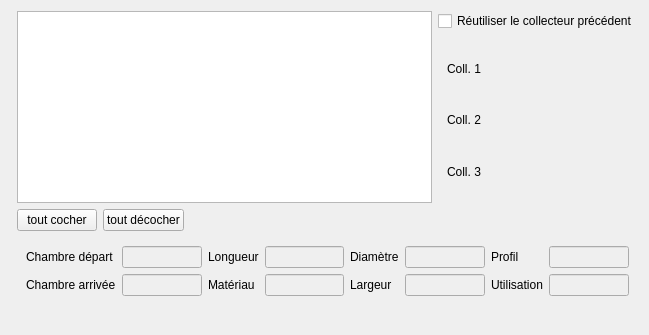
Above: wincan2qgep/ui/sectionwidget.ui from opengisch/QGIS_TEKSI_Wincan_Importer_Plugin before the change. Below: the same form after it.
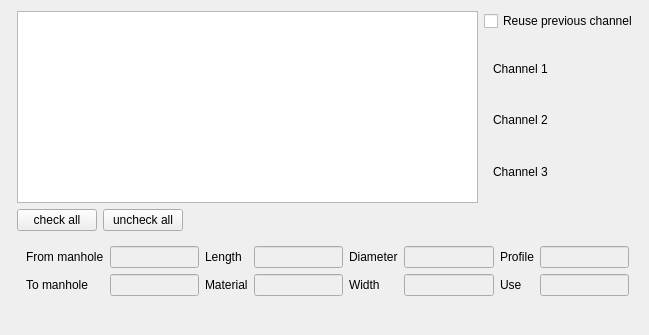
That is the form after the change. Custom widgets are drawn as their Qt base class.

What changed in the file:
```diff
--- a/wincan2qgep/ui/sectionwidget.ui
+++ b/wincan2qgep/ui/sectionwidget.ui
@@ -17,7 +17,7 @@
    <item row="3" column="2">
     <widget class="QPushButton" name="checkAllButton">
      <property name="text">
-      <string>tout cocher</string>
+      <string>check all</string>
      </property>
     </widget>
    </item>
@@ -55,7 +55,7 @@
    <item row="3" column="3">
     <widget class="QPushButton" name="uncheckAllButton">
      <property name="text">
-      <string>tout décocher</string>
+      <string>uncheck all</string>
      </property>
     </widget>
    </item>
@@ -77,14 +77,14 @@
       <item row="1" column="0">
        <widget class="QLabel" name="label_10">
         <property name="text">
-         <string>Coll. 1</string>
+         <string>Channel 1</string>
         </property>
        </widget>
       </item>
       <item row="3" column="0">
        <widget class="QLabel" name="label_12">
         <property name="text">
-         <string>Coll. 3</string>
+         <string>Channel 3</string>
         </property>
        </widget>
       </item>
@@ -94,7 +94,7 @@
       <item row="2" column="0">
        <widget class="QLabel" name="label_11">
         <property name="text">
-         <string>Coll. 2</string>
+         <string>Channel 2</string>
         </property>
        </widget>
       </item>
@@ -104,7 +104,7 @@
    <item row="0" column="5" colspan="2">
     <widget class="QCheckBox" name="usePreviousSectionCheckBox">
      <property name="text">
-      <string>Réutiliser le collecteur précédent</string>
+      <string>Reuse previous channel</string>
      </property>
     </widget>
    </item>
@@ -128,35 +128,35 @@
       <item row="1" column="0">
        <widget class="QLabel" name="label_2">
         <property name="text">
-         <string>Chambre arrivée</string>
+         <string>To manhole</string>
         </property>
        </widget>
       </item>
       <item row="0" column="4">
        <widget class="QLabel" name="label_6">
         <property name="text">
-         <string>Diamètre</string>
+         <string>Diameter</string>
         </property>
        </widget>
       </item>
       <item row="0" column="2">
        <widget class="QLabel" name="label_3">
         <property name="text">
-         <string>Longueur</string>
+         <string>Length</string>
         </property>
        </widget>
       </item>
       <item row="0" column="0">
        <widget class="QLabel" name="label">
         <property name="text">
-         <string>Chambre départ</string>
+         <string>From manhole</string>
         </property>
        </widget>
       </item>
       <item row="1" column="2">
        <widget class="QLabel" name="label_5">
         <property name="text">
-         <string>Matériau</string>
+         <string>Material</string>
         </property>
        </widget>
       </item>
@@ -170,7 +170,7 @@
       <item row="0" column="6">
        <widget class="QLabel" name="label_7">
         <property name="text">
-         <string>Profil</string>
+         <string>Profile</string>
         </property>
        </widget>
       </item>
@@ -205,7 +205,7 @@
       <item row="1" column="4">
        <widget class="QLabel" name="label_8">
         <property name="text">
-         <string>Largeur</string>
+         <string>Width</string>
         </property>
        </widget>
       </item>
@@ -219,7 +219,7 @@
       <item row="1" column="6">
        <widget class="QLabel" name="label_4">
         <property name="text">
-         <string>Utilisation</string>
+         <string>Use</string>
         </property>
        </widget>
       </item>
```
Left out of the diff: 2 changed lines with no effect on the pictures.
